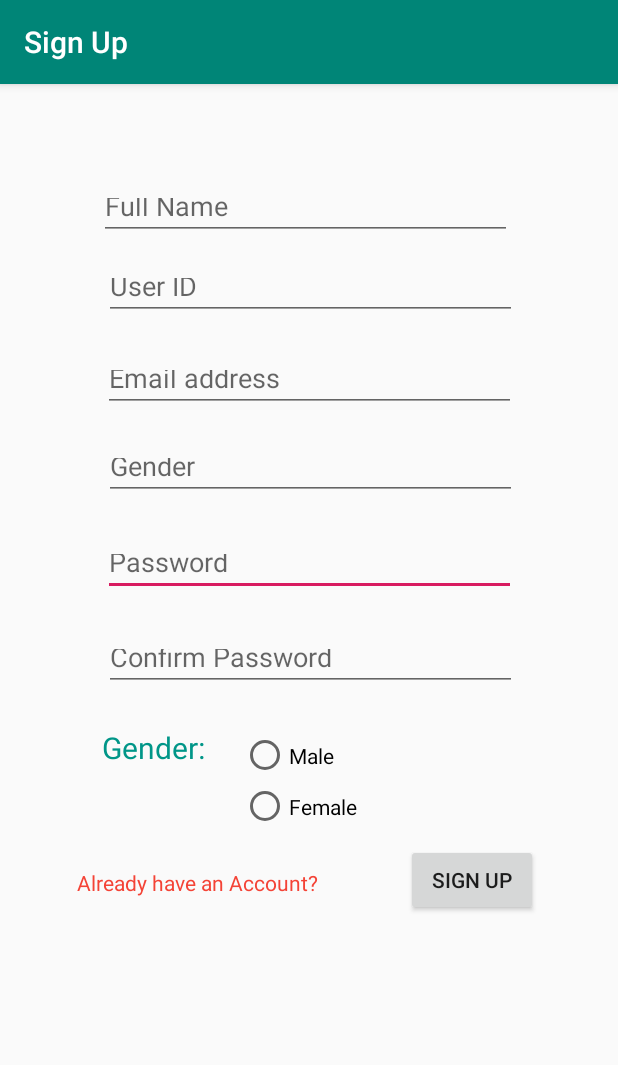
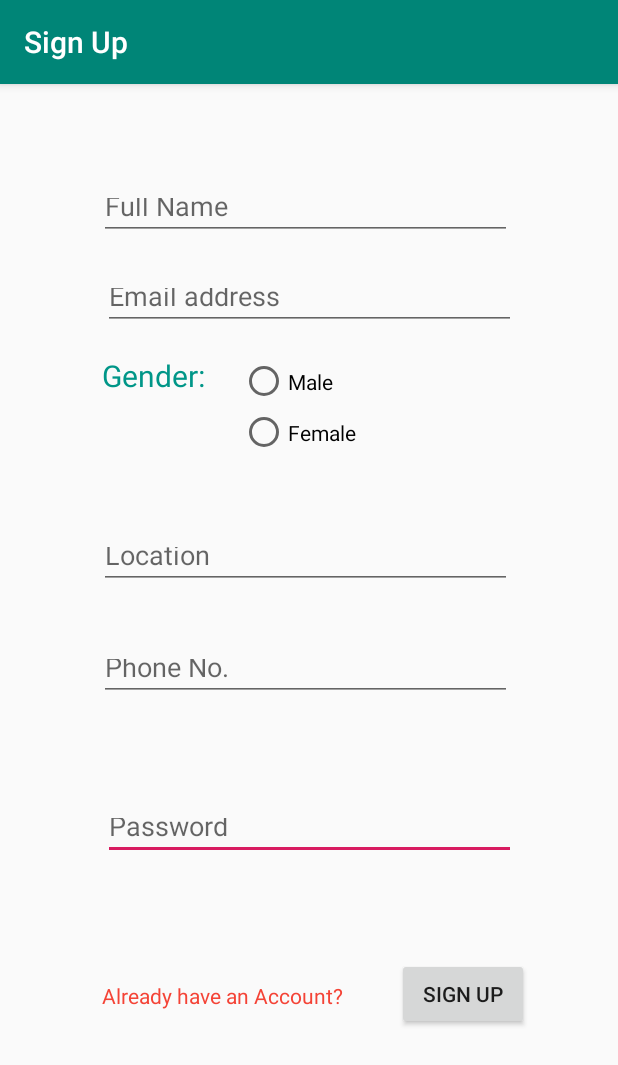
Before and after one commit to rafattu5har/Application, an Android app: the SignUp screen opened directly, with no data from a screen before it, on a phone screen of 412 x 824 dp. Shown: the top 1065 px of the screen. Run offline under Robolectric (Android 15) with nearby library versions, the phone set to English and light mode, and no system bars; our stand-ins replace Firebase (no records; nobody signed in at launch, a user with empty details on screens opened directly).

Commit message:
Adding CustomerId class and connect to json database

```diff
--- /dev/null
+++ b/Project/app/src/main/java/edu/northsouth/application/CustomerId.java
@@ -0,0 +1,72 @@
+package edu.northsouth.application;
+
+/**
+ * Customer type class
+ * @author tushar
+ * @version 1.0
+ */
+public class CustomerId
+{
+    private String name;
+    private String email;
+    private String gender;
+    private String location;
+    private String phn_no;
+
+    /**
+     * This is constructor for CustomerId class
+     * @param name name of the user
+     * @param email email ac
+     * @param gender gender
+     * @param location location of the user
+     * @param phn_no contact no of the user
+     */
+    public CustomerId(String name, String email, String gender, String location, String phn_no) {
+        this.name = name;
+        this.email = email;
+        this.gender = gender;
+        this.location = location;
+        this.phn_no = phn_no;
+    }
+
+
+    public String getName() {
+        return name;
+    }
+
+    public void setName(String name) {
+        this.name = name;
+    }
+
+    public String getEmail() {
+        return email;
+    }
+
+    public void setEmail(String email) {
+        this.email = email;
+    }
+
+    public String getGender() {
+        return gender;
+    }
+
+    public void setGender(String gender) {
+        this.gender = gender;
+    }
+
+    public String getLocation() {
+        return location;
+    }
+
+    public void setLocation(String location) {
+        this.location = location;
+    }
+
+    public String getPhn_no() {
+        return phn_no;
+    }
+
+    public void setPhn_no(String phn_no) {
+        this.phn_no = phn_no;
+    }
+}
--- a/Project/app/src/main/java/edu/northsouth/application/SignUp.java
+++ b/Project/app/src/main/java/edu/northsouth/application/SignUp.java
@@ -2,13 +2,13 @@ package edu.northsouth.application;
 
 import android.content.Intent;
 import android.os.Bundle;
-import android.util.Log;
 import android.util.Patterns;
 import android.view.View;
 import android.widget.Button;
 import android.widget.EditText;
 import android.widget.ProgressBar;
 import android.widget.RadioButton;
+import android.widget.RadioGroup;
 import android.widget.TextView;
 import android.widget.Toast;
 
@@ -21,6 +21,8 @@ import com.google.firebase.auth.AuthResult;
 import com.google.firebase.auth.FirebaseAuth;
 import com.google.firebase.auth.FirebaseAuthUserCollisionException;
 import com.google.firebase.auth.FirebaseUser;
+import com.google.firebase.database.DatabaseReference;
+import com.google.firebase.database.FirebaseDatabase;
 
 /**
  * THis is the class for sign Up a member using FireBase API
@@ -32,15 +34,24 @@ import com.google.firebase.auth.FirebaseUser;
 public class SignUp extends AppCompatActivity implements View.OnClickListener {
 
 
-    private EditText fullNameSUEditText, userIdSUEditText, emailSUEditText, genderSUEditText, passSUEditText, cPassSUEditTExt; //Create EditText objects
+    private EditText fullNameSUEditText, emailSUEditText, passSUEditText, locationSUEditText, phnNoSuEditText; //Create EditText objects
     private Button signUpSUBtn; // Create Button Object
     private TextView signInSUTextView ; //Create TextView Object
     private ProgressBar progressBarSUProgressBar; // Create ProgressBar object
 
-    private RadioButton maleSURadioBtn, femaleSURadioBtn;
+    private RadioButton genderSuRadioButton;
+    private RadioGroup genderSURadioGroup;
+
+    private String genderSuString;
+
+    //add firebase database stuff
+    private FirebaseAuth mAuth; // Create FireBase object for Authentication
+    private FirebaseAuth.AuthStateListener mAuthListener;
+    private FirebaseDatabase mFirebaseDatabase;
+    private DatabaseReference myRef;
 
 
-    private FirebaseAuth mAuth; // Create FireBase object for Authentication
+
 
     @Override
     protected void onCreate(Bundle savedInstanceState) {
@@ -48,19 +59,21 @@ public class SignUp extends AppCompatActivity implements View.OnClickListener {
         setContentView(R.layout.activity_sign_up);
         this.setTitle("Sign Up"); // Setting title of this screen
 
+        //declare firebase database objetcs
         mAuth = FirebaseAuth.getInstance();// mAuth comment
+        mFirebaseDatabase = FirebaseDatabase.getInstance();
+
 
         // Initialize EditText Objects
         fullNameSUEditText = (EditText) findViewById(R.id.fullNameSUEditText);
-        userIdSUEditText = (EditText) findViewById(R.id.userIdSUEditText);
         emailSUEditText = (EditText) findViewById(R.id.emailSUEditText);
-        genderSUEditText = (EditText) findViewById(R.id.genderSUEditText);
         passSUEditText = (EditText) findViewById(R.id.passwordSUEditText);
-        cPassSUEditTExt = (EditText) findViewById(R.id.conPasswordSUEditText);
+        phnNoSuEditText = (EditText) findViewById(R.id.phnNoSUEditText);
+        locationSUEditText = (EditText) findViewById(R.id.locationSUEditText);
 
         // Initialize RadioButton objects
-        maleSURadioBtn = (RadioButton) findViewById(R.id.maleGRadioButton);
-        femaleSURadioBtn = (RadioButton) findViewById(R.id.femaleGRadioButton);
+        genderSURadioGroup = (RadioGroup) findViewById(R.id.genderSURadioGroup);
+
 
         // initialize Button Objetc
         signUpSUBtn = (Button) findViewById(R.id.signUpSUBtn);
@@ -146,6 +159,7 @@ public class SignUp extends AppCompatActivity implements View.OnClickListener {
                 progressBarSUProgressBar.setVisibility(View.GONE);
                 if (task.isSuccessful()) {
                     // Sign in success, update UI with the signed-in user's information
+                    addDataToDB();
                     Toast.makeText(getApplicationContext(), "Register is Successfull", Toast.LENGTH_SHORT).show();
                 }
                 else
@@ -160,7 +174,23 @@ public class SignUp extends AppCompatActivity implements View.OnClickListener {
                     }
                 }
             }
+
+
         });
 
     }
+
+    private void addDataToDB()
+    {
+        myRef = mFirebaseDatabase.getReference("customerid");
+        genderSuRadioButton = (RadioButton) findViewById(genderSURadioGroup.getCheckedRadioButtonId());
+        CustomerId customer = new CustomerId(fullNameSUEditText.getText().toString(),emailSUEditText.getText().toString(), genderSuRadioButton.getText().toString(), locationSUEditText.getText().toString(), phnNoSuEditText.getText().toString());
+        FirebaseUser userId = mAuth.getCurrentUser();
+        String user = userId.getUid();
+        myRef.child(user).setValue(customer);
+        Toast.makeText(getApplicationContext(),"User Info Added",Toast.LENGTH_LONG).show();
+
+
+    }
+
 }
--- a/Project/app/src/main/res/layout/activity_sign_up.xml
+++ b/Project/app/src/main/res/layout/activity_sign_up.xml
@@ -12,7 +12,6 @@
         android:layout_height="38dp"
         android:layout_marginStart="8dp"
         android:layout_marginLeft="8dp"
-        android:layout_marginTop="8dp"
         android:layout_marginEnd="8dp"
         android:layout_marginRight="8dp"
         android:layout_marginBottom="8dp"
@@ -22,8 +21,8 @@
         app:layout_constraintBottom_toBottomOf="parent"
         app:layout_constraintEnd_toEndOf="parent"
         app:layout_constraintStart_toStartOf="parent"
-        app:layout_constraintTop_toTopOf="@+id/genderSUEditText"
-        app:layout_constraintVertical_bias="0.118" />
+        app:layout_constraintTop_toTopOf="@+id/fullNameSUEditText"
+        app:layout_constraintVertical_bias="0.63" />
 
     <EditText
         android:id="@+id/fullNameSUEditText"
@@ -46,24 +45,23 @@
         app:layout_constraintVertical_bias="0.081" />
 
     <EditText
-        android:id="@+id/userIdSUEditText"
+        android:id="@+id/locationSUEditText"
         android:layout_width="275dp"
         android:layout_height="38dp"
         android:layout_marginStart="8dp"
         android:layout_marginLeft="8dp"
-        android:layout_marginTop="8dp"
         android:layout_marginEnd="8dp"
         android:layout_marginRight="8dp"
         android:layout_marginBottom="8dp"
         android:ems="10"
-        android:hint="User ID"
+        android:hint="Location"
         android:inputType="textPersonName"
         app:layout_constraintBottom_toBottomOf="parent"
         app:layout_constraintEnd_toEndOf="parent"
-        app:layout_constraintHorizontal_bias="0.508"
+        app:layout_constraintHorizontal_bias="0.483"
         app:layout_constraintStart_toStartOf="parent"
         app:layout_constraintTop_toTopOf="@+id/fullNameSUEditText"
-        app:layout_constraintVertical_bias="0.07" />
+        app:layout_constraintVertical_bias="0.355" />
 
     <EditText
         android:id="@+id/emailSUEditText"
@@ -71,58 +69,35 @@
         android:layout_height="38dp"
         android:layout_marginStart="8dp"
         android:layout_marginLeft="8dp"
-        android:layout_marginTop="8dp"
         android:layout_marginEnd="8dp"
         android:layout_marginRight="8dp"
-        android:layout_marginBottom="8dp"
         android:ems="10"
         android:hint="Email address"
         android:inputType="textEmailAddress"
         app:layout_constraintBottom_toBottomOf="parent"
         app:layout_constraintEnd_toEndOf="parent"
         app:layout_constraintStart_toStartOf="parent"
-        app:layout_constraintTop_toTopOf="@+id/userIdSUEditText"
+        app:layout_constraintTop_toTopOf="@+id/fullNameSUEditText"
         app:layout_constraintVertical_bias="0.09" />
 
     <EditText
-        android:id="@+id/genderSUEditText"
+        android:id="@+id/phnNoSUEditText"
         android:layout_width="275dp"
         android:layout_height="38dp"
         android:layout_marginStart="8dp"
         android:layout_marginLeft="8dp"
-        android:layout_marginTop="8dp"
         android:layout_marginEnd="8dp"
         android:layout_marginRight="8dp"
         android:layout_marginBottom="8dp"
         android:ems="10"
-        android:hint="Gender"
-        android:inputType="textPersonName|text"
+        android:hint="Phone No."
+        android:inputType="number|text"
         app:layout_constraintBottom_toBottomOf="parent"
         app:layout_constraintEnd_toEndOf="parent"
-        app:layout_constraintHorizontal_bias="0.508"
+        app:layout_constraintHorizontal_bias="0.483"
         app:layout_constraintStart_toStartOf="parent"
-        app:layout_constraintTop_toTopOf="@+id/emailSUEditText"
-        app:layout_constraintVertical_bias="0.095" />
-
-    <EditText
-        android:id="@+id/conPasswordSUEditText"
-        android:layout_width="275dp"
-        android:layout_height="38dp"
-        android:layout_marginStart="8dp"
-        android:layout_marginLeft="8dp"
-        android:layout_marginTop="8dp"
-        android:layout_marginEnd="8dp"
-        android:layout_marginRight="8dp"
-        android:layout_marginBottom="8dp"
-        android:ems="10"
-        android:hint="Confirm Password"
-        android:inputType="textPassword"
-        app:layout_constraintBottom_toBottomOf="parent"
-        app:layout_constraintEnd_toEndOf="parent"
-        app:layout_constraintHorizontal_bias="0.508"
-        app:layout_constraintStart_toStartOf="parent"
-        app:layout_constraintTop_toTopOf="@+id/passwordSUEditText"
-        app:layout_constraintVertical_bias="0.135" />
+        app:layout_constraintTop_toBottomOf="@+id/fullNameSUEditText"
+        app:layout_constraintVertical_bias="0.436" />
 
     <TextView
         android:id="@+id/genderSUTextView"
@@ -130,7 +105,6 @@
         android:layout_height="32dp"
         android:layout_marginStart="8dp"
         android:layout_marginLeft="8dp"
-        android:layout_marginTop="8dp"
         android:layout_marginEnd="8dp"
         android:layout_marginRight="8dp"
         android:layout_marginBottom="8dp"
@@ -139,27 +113,26 @@
         android:textSize="20sp"
         app:layout_constraintBottom_toBottomOf="parent"
         app:layout_constraintEnd_toEndOf="parent"
-        app:layout_constraintHorizontal_bias="0.188"
+        app:layout_constraintHorizontal_bias="0.189"
         app:layout_constraintStart_toStartOf="parent"
-        app:layout_constraintTop_toBottomOf="@+id/conPasswordSUEditText"
-        app:layout_constraintVertical_bias="0.05" />
+        app:layout_constraintTop_toBottomOf="@+id/fullNameSUEditText"
+        app:layout_constraintVertical_bias="0.123" />
 
     <RadioGroup
-        android:id="@+id/genderSURadio"
+        android:id="@+id/genderSURadioGroup"
         android:layout_width="90dp"
         android:layout_height="68dp"
         android:layout_marginStart="8dp"
         android:layout_marginLeft="8dp"
-        android:layout_marginTop="8dp"
         android:layout_marginEnd="8dp"
         android:layout_marginRight="8dp"
         android:layout_marginBottom="8dp"
         app:layout_constraintBottom_toBottomOf="parent"
         app:layout_constraintEnd_toEndOf="parent"
-        app:layout_constraintHorizontal_bias="0.043"
+        app:layout_constraintHorizontal_bias="0.037"
         app:layout_constraintStart_toEndOf="@+id/genderSUTextView"
-        app:layout_constraintTop_toTopOf="@+id/conPasswordSUEditText"
-        app:layout_constraintVertical_bias="0.176">
+        app:layout_constraintTop_toBottomOf="@+id/fullNameSUEditText"
+        app:layout_constraintVertical_bias="0.131">
 
         <RadioButton
             android:id="@+id/maleGRadioButton"
@@ -182,17 +155,16 @@
         android:layout_height="wrap_content"
         android:layout_marginStart="8dp"
         android:layout_marginLeft="8dp"
-        android:layout_marginTop="8dp"
         android:layout_marginEnd="8dp"
         android:layout_marginRight="8dp"
         android:layout_marginBottom="8dp"
         android:text="Sign Up"
         app:layout_constraintBottom_toBottomOf="parent"
         app:layout_constraintEnd_toEndOf="parent"
-        app:layout_constraintHorizontal_bias="0.853"
+        app:layout_constraintHorizontal_bias="0.833"
         app:layout_constraintStart_toStartOf="parent"
-        app:layout_constraintTop_toBottomOf="@+id/genderSURadio"
-        app:layout_constraintVertical_bias="0.0" />
+        app:layout_constraintTop_toBottomOf="@+id/fullNameSUEditText"
+        app:layout_constraintVertical_bias="0.787" />
 
     <ProgressBar
         android:id="@+id/signUpProgressBar"
@@ -219,7 +191,6 @@
         android:layout_height="wrap_content"
         android:layout_marginStart="8dp"
         android:layout_marginLeft="8dp"
-        android:layout_marginTop="8dp"
         android:layout_marginEnd="8dp"
         android:layout_marginRight="8dp"
         android:layout_marginBottom="8dp"
@@ -227,9 +198,9 @@
         android:textColor="#F44336"
         app:layout_constraintBottom_toBottomOf="parent"
         app:layout_constraintEnd_toStartOf="@+id/signUpSUBtn"
-        app:layout_constraintHorizontal_bias="0.461"
+        app:layout_constraintHorizontal_bias="0.682"
         app:layout_constraintStart_toStartOf="parent"
-        app:layout_constraintTop_toBottomOf="@+id/genderSURadio"
-        app:layout_constraintVertical_bias="0.068" />
+        app:layout_constraintTop_toBottomOf="@+id/fullNameSUEditText"
+        app:layout_constraintVertical_bias="0.776" />
 
 </androidx.constraintlayout.widget.ConstraintLayout>
```
Also changed, not shown: 1 other file.
